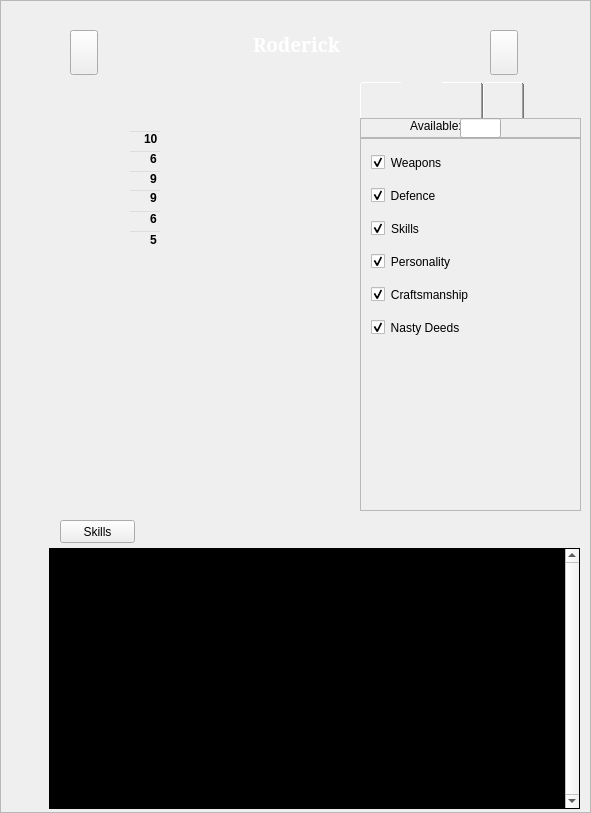
fischerdr/MooseEdit, file charactertab.ui: the form before one commit.
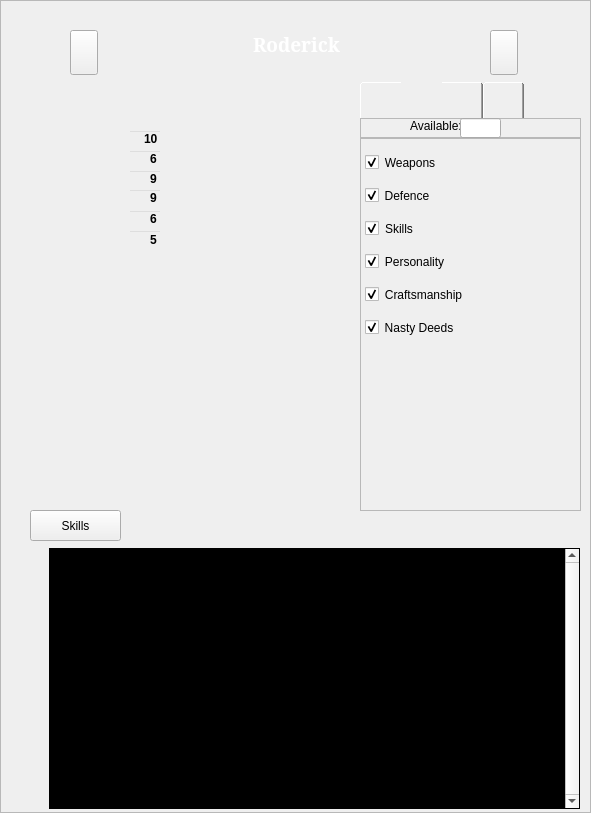
The form after the commit. The open tabs and pages were chosen to show the change. Icons and pictures are not drawn. Custom widgets are drawn as their Qt base class.

What changed in the file:
```diff
--- a/charactertab.ui
+++ b/charactertab.ui
@@ -601,6 +601,18 @@
 }
 QScrollBar::down-arrow:vertical {
 	border-image: url(:/down-arrow.png);
+}
+
+QScrollBar:horizontal {
+	background-color: rgb(0, 0, 0);
+    width: 20px;
+}
+
+QScrollBar::left-arrow:horizontal {
+	border-image: url(:/left-arrow.png);
+}
+QScrollBar::right-arrow:horizontal {
+	border-image: url(:/right-arrow.png);
 }</string>
               </property>
               <property name="horizontalScrollBarPolicy">
@@ -671,6 +683,9 @@
 }</string>
                   </property>
                   <layout class="QVBoxLayout" name="verticalLayout_3">
+                   <property name="leftMargin">
+                    <number>3</number>
+                   </property>
                    <item>
                     <widget class="ExpandableGroupBox" name="weaponsGroup">
                      <property name="sizePolicy">
@@ -1144,10 +1159,10 @@
    <widget class="QPushButton" name="pushButton">
     <property name="geometry">
      <rect>
-      <x>60</x>
-      <y>520</y>
-      <width>75</width>
-      <height>23</height>
+      <x>30</x>
+      <y>510</y>
+      <width>91</width>
+      <height>31</height>
      </rect>
     </property>
     <property name="text">
```
Left out of the diff: 4 changed lines with no effect on the pictures.
